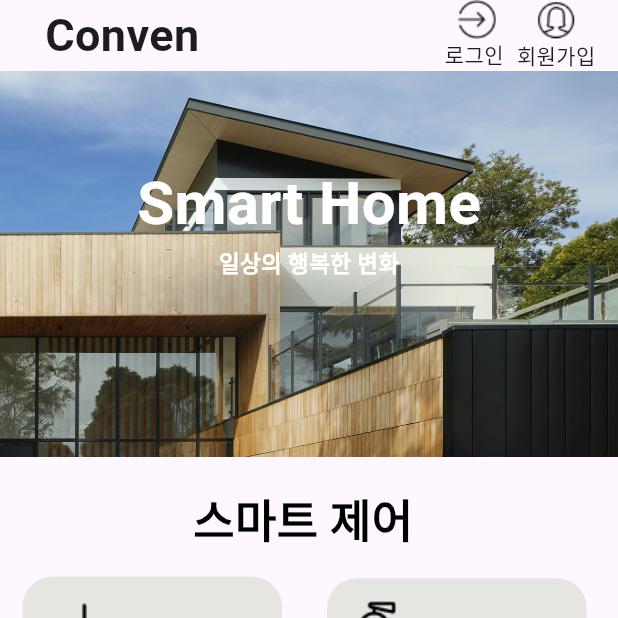
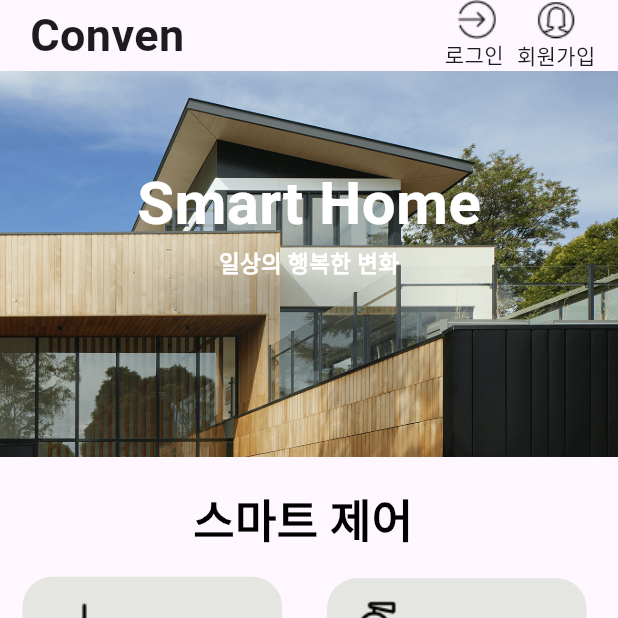
Before and after one commit to HiPeun/SmartHome, a Flutter app: the screen it shows after launch, on a phone screen of 412 x 824 dp, the top half of it. Run offline on Flutter 3.47's test engine with Material 3 defaults, Android fonts, the phone set to English and light mode, and no system bars; drawn by our look-alikes of carousel_slider; our stand-ins replace dio, flutter_local_notifications, flutter_secure_storage, freezed_annotation, get, shared_preferences; missing offline and left inert: flutter_mjpeg, kakao_flutter_sdk_user; generated files the repository leaves out were written again; network calls fail.

Commit message:
app 메인화면 상단바 위치 조정

```diff
--- a/lib/App/app_screen/app_page2.dart
+++ b/lib/App/app_screen/app_page2.dart
@@ -341,7 +341,7 @@ class _Page2State extends State<Page2> {
                 children: [
                   Expanded(
                     child: Padding(
-                      padding: const EdgeInsets.only(left: 30),
+                      padding: const EdgeInsets.only(left: 20),
                       child: Text(
                         "Conven",
                         style: TextStyle(
```
